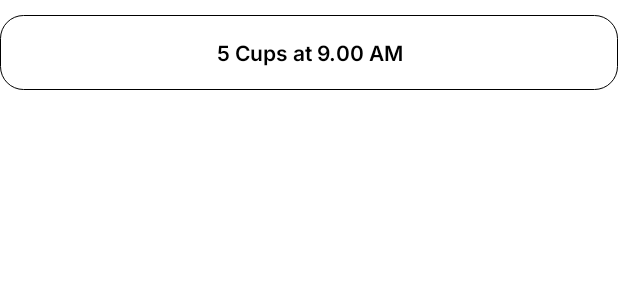
After one commit to LassazVegaz/AquaCube, an Android app: the layout layout_reminder_list_item.xml on its own in the app's theme, with its tools: preview values and no code run, on a phone screen of 412 x 824 dp. The commit adds this screen. Shown: the top 300 px of the screen. Run offline under Robolectric (Android 15) with nearby library versions, the phone set to English and light mode, and no system bars; Roboto replaces fonts that are not available here.

Commit message:
reminders adapter

```diff
--- a/app/src/main/java/com/example/icecube/activities/goals/PlansListActivity.java
+++ b/app/src/main/java/com/example/icecube/activities/goals/PlansListActivity.java
@@ -9,7 +9,6 @@ import android.os.Bundle;
 import android.view.View;
 
 import com.example.icecube.R;
-import com.example.icecube.adapters.goals.OnPlanClickListener;
 import com.example.icecube.adapters.goals.PlansListAdapter;
 import com.example.icecube.models.Plan;
 import com.example.icecube.services.ServiceLocator;
--- a/app/src/main/java/com/example/icecube/adapters/goals/PlansListAdapter.java
+++ b/app/src/main/java/com/example/icecube/adapters/goals/PlansListAdapter.java
@@ -16,7 +16,7 @@ import com.firebase.ui.firestore.FirestoreRecyclerAdapter;
 import com.firebase.ui.firestore.FirestoreRecyclerOptions;
 
 public class PlansListAdapter extends FirestoreRecyclerAdapter<Plan, PlansListAdapter.PlanItemViewHolder> {
-    private OnPlanClickListener onClickListener;
+    private OnListItemClickListener onClickListener;
 
     public PlansListAdapter(@NonNull FirestoreRecyclerOptions<Plan> options) {
         super(options);
@@ -39,7 +39,7 @@ public class PlansListAdapter extends FirestoreRecyclerAdapter<Plan, PlansListAd
         return new PlanItemViewHolder(v);
     }
 
-    public void setOnClickListener(OnPlanClickListener onClickListener) {
+    public void setOnClickListener(OnListItemClickListener onClickListener) {
         this.onClickListener = onClickListener;
     }
 
--- /dev/null
+++ b/app/src/main/res/layout/layout_reminder_list_item.xml
@@ -0,0 +1,12 @@
+<?xml version="1.0" encoding="utf-8"?>
+<TextView xmlns:android="http://schemas.android.com/apk/res/android"
+    android:layout_width="match_parent"
+    android:id="@+id/rem_li_text"
+    android:layout_height="50dp"
+    android:background="@drawable/goal_list_item"
+    android:fontFamily="@font/inter_semibold"
+    android:gravity="center"
+    android:text="5 Cups at 9.00 AM"
+    android:textColor="@color/black"
+    android:textSize="@dimen/label_font_size"
+    android:layout_marginVertical="@dimen/list_item_py"/>
```
Also changed, not shown: app/src/main/java/com/example/icecube/adapters/goals/OnListItemClickListener.java (added, +7 -0 lines), app/src/main/java/com/example/icecube/adapters/goals/OnPlanClickListener.java (deleted, +0 -7 lines), app/src/main/java/com/example/icecube/adapters/goals/RemindersAdapter.java (added, +51 -0 lines).
